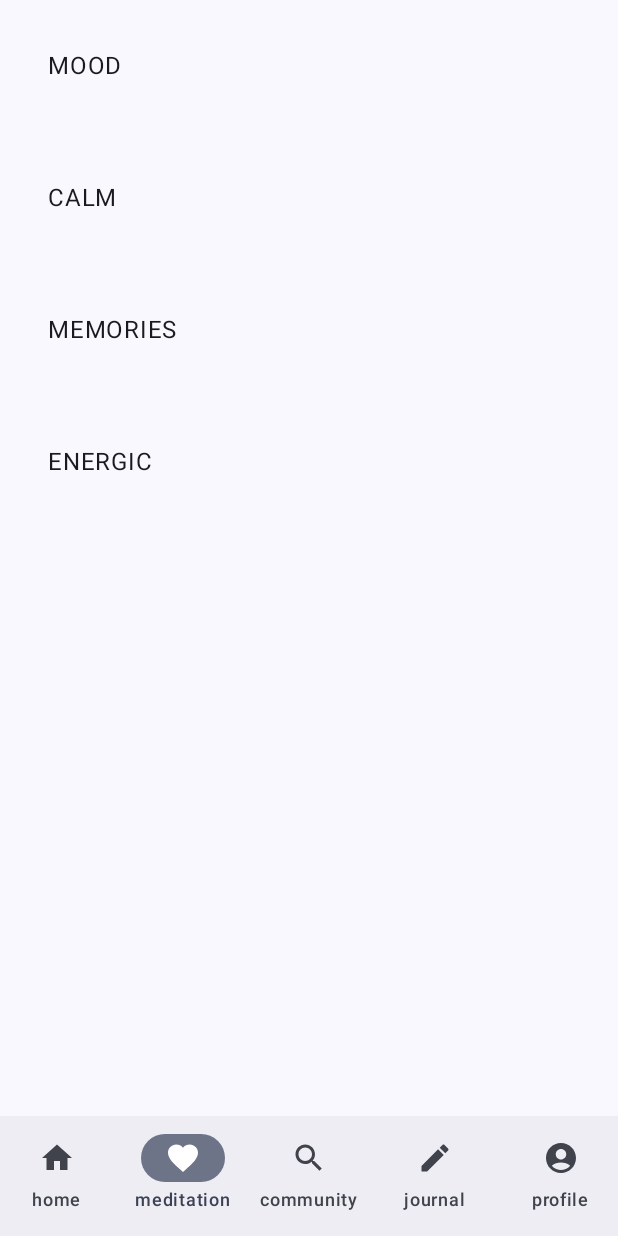
After one commit to nrcst/project-calmius, an Android app built with Jetpack Compose: the composable MainScreen shown on its own in the app's theme, on a phone screen of 412 x 824 dp. The commit adds this screen. Run offline under Robolectric (Android 15) with nearby library versions, the phone set to English and light mode, and no system bars.

Commit message:
feat(meditation): implement bottom nav & adjust MainActivity to use MainScreen

```diff
--- /dev/null
+++ b/app/src/main/java/com/l5/calmius/Navigation/MainScreen.kt
@@ -0,0 +1,20 @@
+package com.l5.calmius.Navigation
+
+import androidx.compose.foundation.layout.padding
+import androidx.compose.material3.*
+import androidx.compose.runtime.Composable
+import androidx.compose.ui.Modifier
+import androidx.navigation.NavHostController
+import androidx.navigation.compose.rememberNavController
+import com.l5.calmius.Navigation.AppNavHost
+import com.l5.calmius.feature.journaling.presentation.JournalViewModel
+
+@Composable
+fun MainScreen(journalViewModel: JournalViewModel) {
+    val navController = rememberNavController()
+    Scaffold(
+        bottomBar = { BottomNavigationBar(navController) }
+    ) {
+        AppNavHost(navController = navController, journalViewModel = journalViewModel, modifier = Modifier.padding(it))
+    }
+}
--- a/app/src/main/java/com/l5/calmius/Navigation/NavBar.kt
+++ b/app/src/main/java/com/l5/calmius/Navigation/NavBar.kt
@@ -1 +1,41 @@
 package com.l5.calmius.Navigation
+
+import androidx.compose.material3.*
+import androidx.compose.runtime.Composable
+import androidx.compose.runtime.getValue
+import androidx.compose.ui.graphics.vector.ImageVector
+import androidx.compose.ui.res.painterResource
+import androidx.navigation.NavHostController
+import androidx.navigation.compose.currentBackStackEntryAsState
+import com.l5.calmius.R
+
+@Composable
+fun BottomNavigationBar(navController: NavHostController) {
+    val items = listOf(
+        NavigationDestination.Home,
+        NavigationDestination.Meditation,
+        NavigationDestination.Community,
+        NavigationDestination.Journal,
+        NavigationDestination.Profile
+    )
+    NavigationBar {
+        val navBackStackEntry by navController.currentBackStackEntryAsState()
+        val currentDestination = navBackStackEntry?.destination
+        items.forEach { destination ->
+            NavigationBarItem(
+                icon = { Icon(destination.icon, contentDescription = destination.route) },
+                label = { Text(destination.route) },
+                selected = currentDestination?.route == destination.route,
+                onClick = {
+                    navController.navigate(destination.route) {
+                        popUpTo(navController.graph.startDestinationId) {
+                            saveState = true
+                        }
+                        launchSingleTop = true
+                        restoreState = true
+                    }
+                }
+            )
+        }
+    }
+}
--- a/app/src/main/java/com/l5/calmius/features/journaling/JournalingApp.kt
+++ b/app/src/main/java/com/l5/calmius/features/journaling/JournalingApp.kt
@@ -2,5 +2,4 @@ package com.l5.calmius.features.journaling
 
 import androidx.compose.runtime.Composable
 import androidx.navigation.compose.rememberNavController
-import com.l5.calmius.Navigation.NavGraph
 import com.l5.calmius.feature.journaling.presentation.JournalViewModel
--- a/app/src/main/java/com/l5/calmius/features/meditation/MeditationApp.kt
+++ b/app/src/main/java/com/l5/calmius/features/meditation/MeditationApp.kt
@@ -4,7 +4,7 @@ import android.app.Application
 import kotlinx.coroutines.CoroutineScope
 import kotlinx.coroutines.Dispatchers
 import kotlinx.coroutines.SupervisorJob
-import meditation.data.DatabaseProvider
+import com.l5.calmius.features.meditation.data.DatabaseProvider
 
 class MeditationApp : Application() {
     private val applicationScope = CoroutineScope(SupervisorJob() + Dispatchers.IO)
--- a/app/src/main/java/com/l5/calmius/features/meditation/data/DatabaseProvider.kt
+++ b/app/src/main/java/com/l5/calmius/features/meditation/data/DatabaseProvider.kt
@@ -1,9 +1,7 @@
-// meditation/data/DatabaseProvider.kt
-package meditation.data
+package com.l5.calmius.features.meditation.data
 
 import android.content.Context
 import androidx.room.Room
-import com.l5.calmius.features.meditation.data.AppDatabase
 import kotlinx.coroutines.CoroutineScope
 
 object DatabaseProvider {
--- a/app/src/main/java/com/l5/calmius/features/meditation/data/MeditationTrackDao.kt
+++ b/app/src/main/java/com/l5/calmius/features/meditation/data/MeditationTrackDao.kt
@@ -11,4 +11,7 @@ interface MeditationTrackDao {
 
     @Query("SELECT * FROM meditation_tracks WHERE meditationType = :type")
     suspend fun getTracksByType(type: MeditationType): List<MeditationTrack>
+
+    @Query("SELECT * FROM meditation_tracks WHERE id = :id")
+    suspend fun getTrackById(id: Int): MeditationTrack?
 }
--- a/app/src/main/java/com/l5/calmius/features/meditation/presentation/MeditationTrackListScreen.kt
+++ b/app/src/main/java/com/l5/calmius/features/meditation/presentation/MeditationTrackListScreen.kt
@@ -13,7 +13,7 @@ import com.l5.calmius.features.meditation.data.MeditationTrack
 import com.l5.calmius.features.meditation.data.MeditationType
 import kotlinx.coroutines.CoroutineScope
 import kotlinx.coroutines.Dispatchers
-import meditation.data.DatabaseProvider
+import com.l5.calmius.features.meditation.data.DatabaseProvider
 
 @Composable
 fun MeditationTrackListScreen(type: MeditationType, onTrackSelected: (MeditationTrack) -> Unit) {
```
Also changed, not shown: app/src/main/java/com/l5/calmius/App.kt (+13 -6 lines), app/src/main/java/com/l5/calmius/Navigation/NavGraph.kt (+48 -44 lines), app/src/main/java/com/l5/calmius/Navigation/NavigationDestination.kt (+14 -8 lines).
